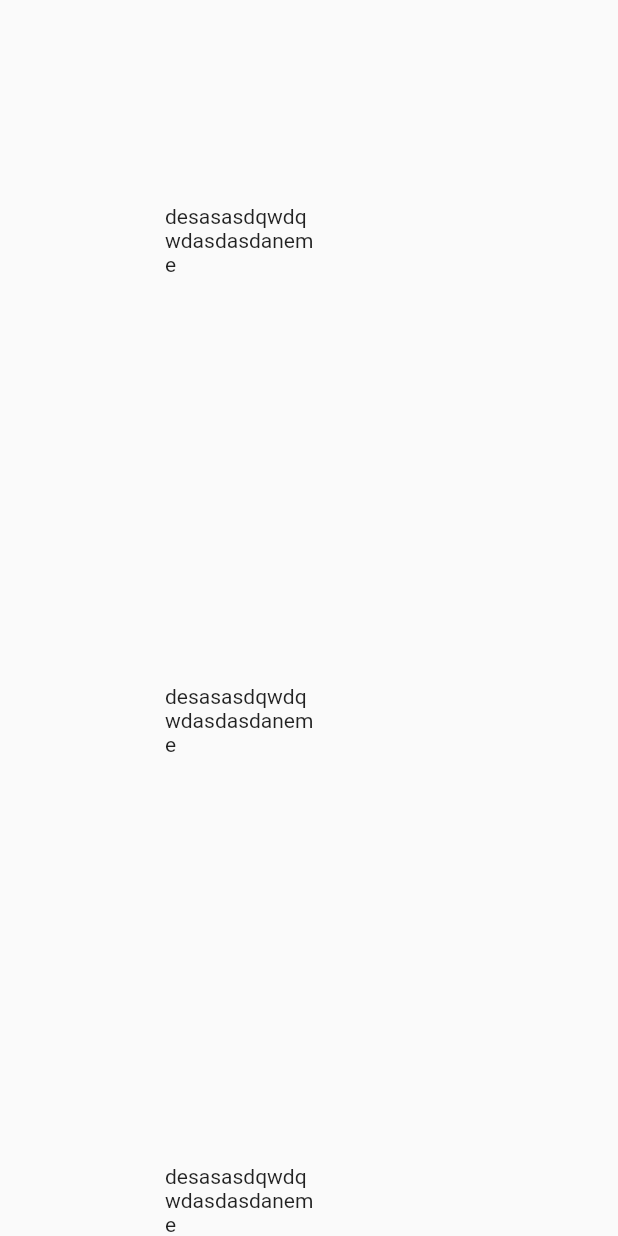
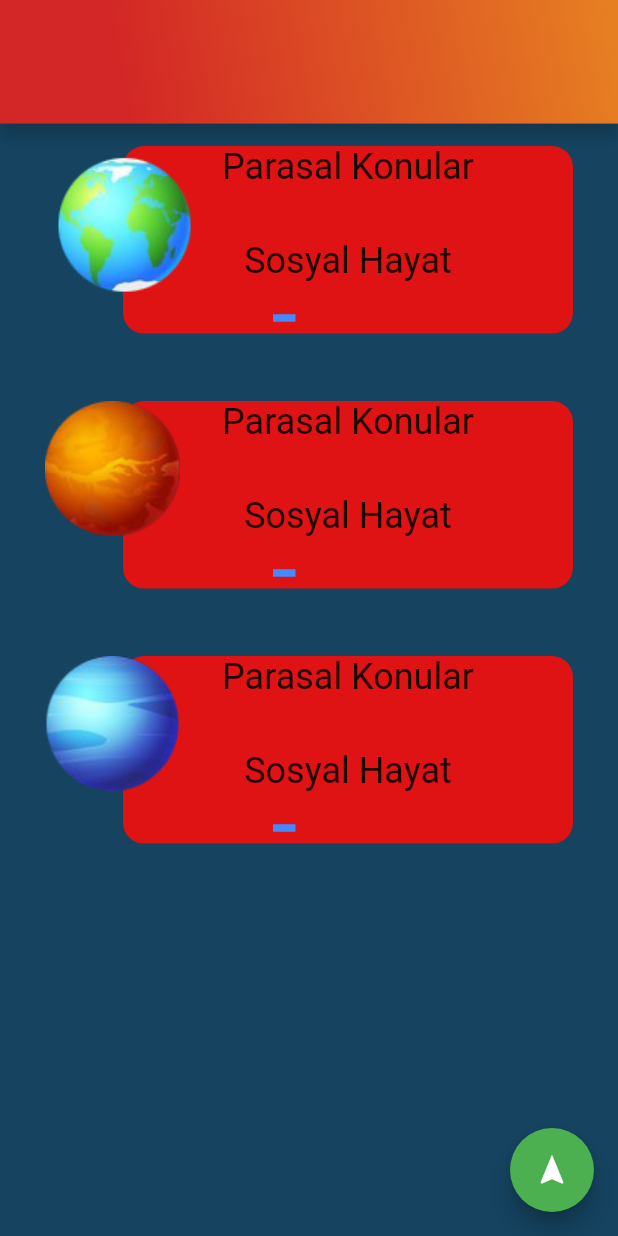
Before and after one commit to Argedik/hayati_kolaylastiran_uygulama, a Flutter app: the screen it shows after launch, on a phone screen of 412 x 824 dp. Run offline on Flutter 3.47's test engine with Material 2 defaults, Android fonts, the light colour scheme and no system bars.

Commit message:
web denemesi

```diff
--- a/lib/main.dart
+++ b/lib/main.dart
@@ -1,4 +1,6 @@
 import 'package:flutter/material.dart';
+import 'package:flutter/services.dart';
+import 'package:hayati_kolaylastiran_uygulama/xd/CustomSize1.dart';
 
 void main() {
   runApp(MyApp());
@@ -9,6 +11,7 @@ class MyApp extends StatelessWidget {
   Widget build(BuildContext context) {
     return MaterialApp(
       title: 'Flutter Demo',
+      debugShowCheckedModeBanner: false,
       theme: ThemeData(
         primarySwatch: Colors.blue,
       ),
@@ -27,44 +30,139 @@ class MyHomePage extends StatefulWidget {
 }
 
 class _MyHomePageState extends State<MyHomePage> {
+  final List<String> _resimler = [
+    'assets/pictures/dunya.png',
+    'assets/pictures/kirmizidunya.png',
+    'assets/pictures/mavidunya.png',
+  ];
   @override
   Widget build(BuildContext context) {
+    SystemChrome.setEnabledSystemUIOverlays([]);
+    String dunya = "assets/pictures/dunya.png";
+    double genislik = MediaQuery.of(context).size.width;
+    double yukseklik = MediaQuery.of(context).size.height;
     return Scaffold(
-        body: SingleChildScrollView(
+        floatingActionButton: FloatingActionButton(
+          onPressed: () {
+            Navigator.push(
+              context,
+              MaterialPageRoute(builder: (context) => CustomSize1()),
+            );
+          },
+          child: const Icon(Icons.navigation),
+          backgroundColor: Colors.green,
+        ),
+        backgroundColor: Color(0xff154360),
+        body: Column(
+          children: [
+            Container(
+              height: yukseklik * 0.1,
+              decoration: BoxDecoration(
+                gradient: LinearGradient(
+                  begin: Alignment(0.95, -1.0),
+                  end: Alignment(-1.0, 1.0),
+                  stops: [0.0, 0.8, 1.0],
+                  //colors: _renkler[index % 6],
+                  colors: [
+                    Color(0xffE67E22),
+                    Color(0xffD32626),
+                    Color(0xffD32626)
+                  ],
+                ),
+                boxShadow: [
+                  BoxShadow(
+                    color: const Color(0x29000000),
+                    offset: Offset(0, 8),
+                    blurRadius: 6,
+                  ),
+                ],
+              ),
+            ),
+            Expanded(
+              // child: Column(
+              //   children: [
+              //     Padding(
+              //       padding: const EdgeInsets.all(15.0),
+              //       child: ListTile(
+              //         title: Text("deneme"),
+              //         tileColor: Colors.blueAccent,
+              //         leading: Image.asset("assets/pictures/dunya.png"),
+              //       ),
+              //     ),
+              //     ListTile(tileColor: Colors.blueAccent),
+              //     ListTile(tileColor: Colors.blueAccent),
+              //   ],
+              // ),
+
+              child: ListView.builder(
+                itemCount: 3,
+                itemBuilder: (BuildContext context, int index) => Padding(
+                  padding: const EdgeInsets.only(
+                      bottom: 30, left: 30, right: 30, top: 15),
+                  child: SizedBox(
+                    width: 310.0,
+                    height: 125.0,
+                    child: Stack(
+                      children: <Widget>[
+                        Positioned(
+                          right: 0,
+                          child: Container(
+                            width: 300.0,
+                            height: 125.0,
+                            child: Container(
+                              height: 200,
+                              width: 100,
                               child: Column(
+                                mainAxisAlignment: MainAxisAlignment.center,
                                 children: [
-          Padding(
-            padding: const EdgeInsets.all(110.0),
+                                  Expanded(
+                                    flex: 3,
+                                    child: Text(
+                                      "Parasal Konular",
+                                      style: TextStyle(fontSize: 24),
+                                    ),
+                                  ),
+                                  Expanded(
+                                    flex: 2,
+                                    child: Text(
+                                      "Sosyal Hayat",
+                                      style: TextStyle(fontSize: 24),
+                                    ),
+                                  ),
+                                  Expanded(
+                                    flex: 1,
                                     child: Container(
-              height: 100,
+                                      child: Align(
+                                        alignment: Alignment.centerLeft,
+                                        child: Container(
+                                          height: 5,
+                                          width: 15,
+                                          color: Colors.blueAccent,
+                                        ),
+                                      ),
+                                      height: 50,
                                       width: 100,
-              child: Center(
-                child: Text("desasasdqwdqwdasdasdaneme"),
+                                    ),
+                                  ),
+                                ],
+                              ),
+                            ),
+                            decoration: BoxDecoration(
+                              borderRadius: BorderRadius.circular(14.0),
+                              color: const Color(0xFFDF1313),
                             ),
                           ),
                         ),
-          Padding(
-            padding: const EdgeInsets.all(110.0),
-            child: Container(
-              height: 100,
-              width: 100,
-              child: Center(
-                child: Text("desasasdqwdqwdasdasdaneme"),
+                        Container(
+                          child: Image.asset(_resimler[index]),
+                        ),
+                      ],
                     ),
                   ),
-          ),
-          Padding(
-            padding: const EdgeInsets.all(110.0),
-            child: Container(
-              height: 100,
-              width: 100,
-              child: Center(
-                child: Text("desasasdqwdqwdasdasdaneme"),
                 ),
               ),
             ),
           ],
-      ),
         ));
   }
 }
--- a/pubspec.yaml
+++ b/pubspec.yaml
@@ -45,6 +45,8 @@ flutter:
   uses-material-design: true
 
   # To add assets to your application, add an assets section, like this:
+  assets:
+    - assets/pictures/
   # assets:
   #   - images/a_dot_burr.jpeg
   #   - images/a_dot_ham.jpeg
```
Also changed, not shown: lib/xd/CustomSize1.dart (added, +136 -0 lines), assets/pictures/dunya.png (added), assets/pictures/kirmizidunya.png (added), assets/pictures/mavidunya.png (added), pubspec.lock. Lines whose indentation alone changed are shown as unchanged.
